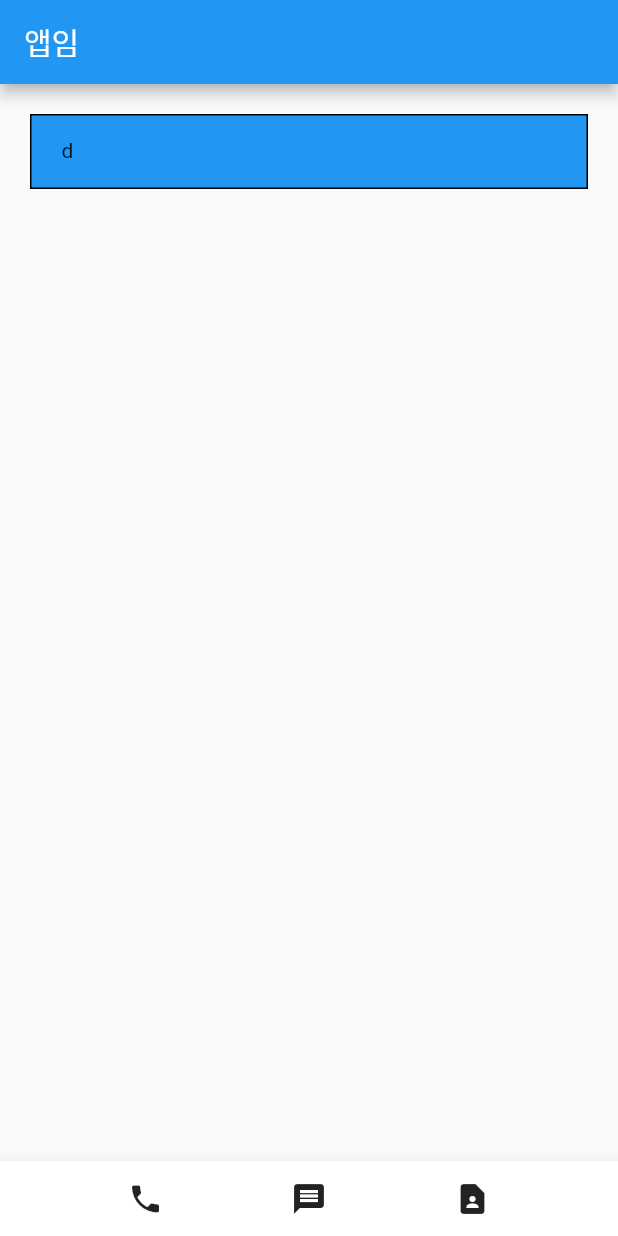
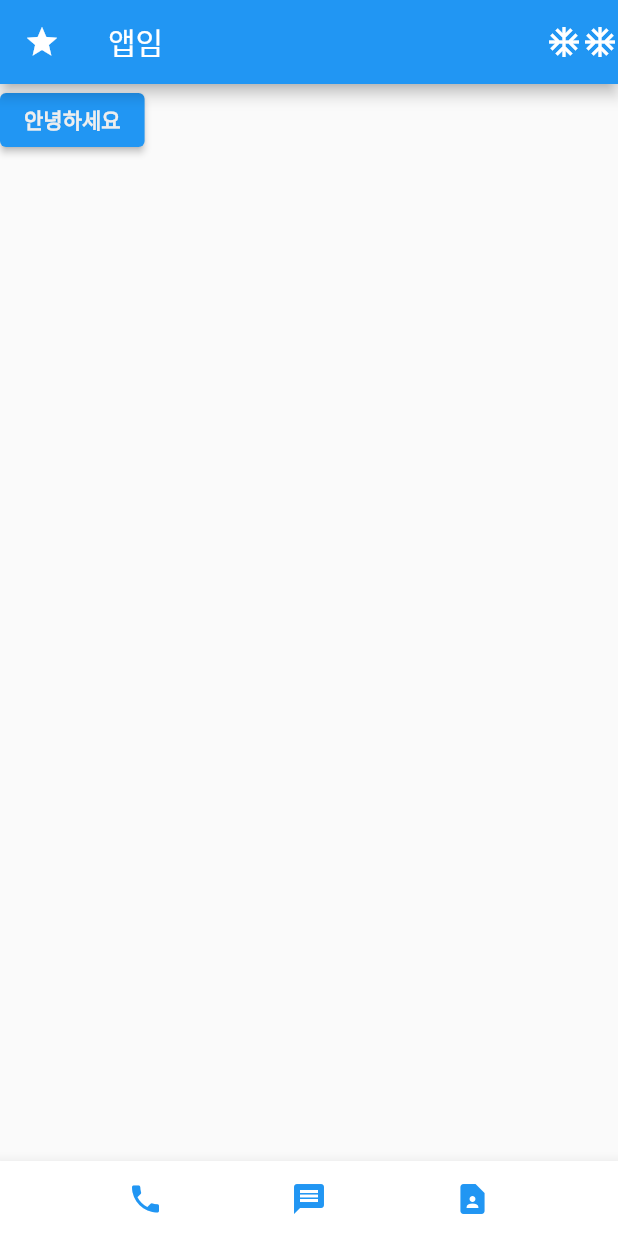
Before and after one commit to cks3066/Flutter_Contact, a Flutter app: the screen it shows after launch, on a phone screen of 412 x 824 dp. Run offline on Flutter 3.47's test engine with Material 2 defaults, Android fonts, the phone set to English and light mode, and no system bars.

Commit message:
feat: appBar leading, actions 사용 / TextButton, ElevatedButton 사용

```diff
--- a/lib/main.dart
+++ b/lib/main.dart
@@ -12,19 +12,21 @@ class MyApp extends StatelessWidget {
 
     return MaterialApp(
       home: Scaffold(
-        appBar: AppBar( title: Text("앱임") ),
-        body: Align(
-          alignment: Alignment.topCenter,
-          child: Container(
-            width: double.infinity, height: 50,
-            margin: EdgeInsets.all(20),
-            padding: EdgeInsets.fromLTRB(20, 15, 20, 15),
-            child: Text("d"),
-            decoration: BoxDecoration(
-              color: Colors.blue,
-              border: Border.all(color: Colors.black)
-            ),
+        appBar: AppBar(
+          title: Text("앱임"),
+          leading: Icon(Icons.star),
+          actions: const [
+            Icon(Icons.ac_unit_outlined),
+            Icon(Icons.ac_unit_outlined),
+          ],),
+        body: SizedBox(
+          child: ElevatedButton(
+            child: Text("안녕하세요",
+              style: TextStyle(
+                  color: Color(0xffeeeeee),
+                  fontWeight: FontWeight.w600),
           ),
+            onPressed: (){}),
         ),
         bottomNavigationBar: BottomAppBar(
           child: SizedBox(
@@ -32,9 +34,9 @@ class MyApp extends StatelessWidget {
             child: Row(
               mainAxisAlignment: MainAxisAlignment.spaceEvenly,
               children: const [
-                Icon(Icons.phone),
-                Icon(Icons.message),
-                Icon(Icons.contact_page),
+                Icon(Icons.phone, color: Colors.blue,),
+                Icon(Icons.message, color: Colors.blue),
+                Icon(Icons.contact_page, color: Colors.blue),
               ],
             ),
           )
```
